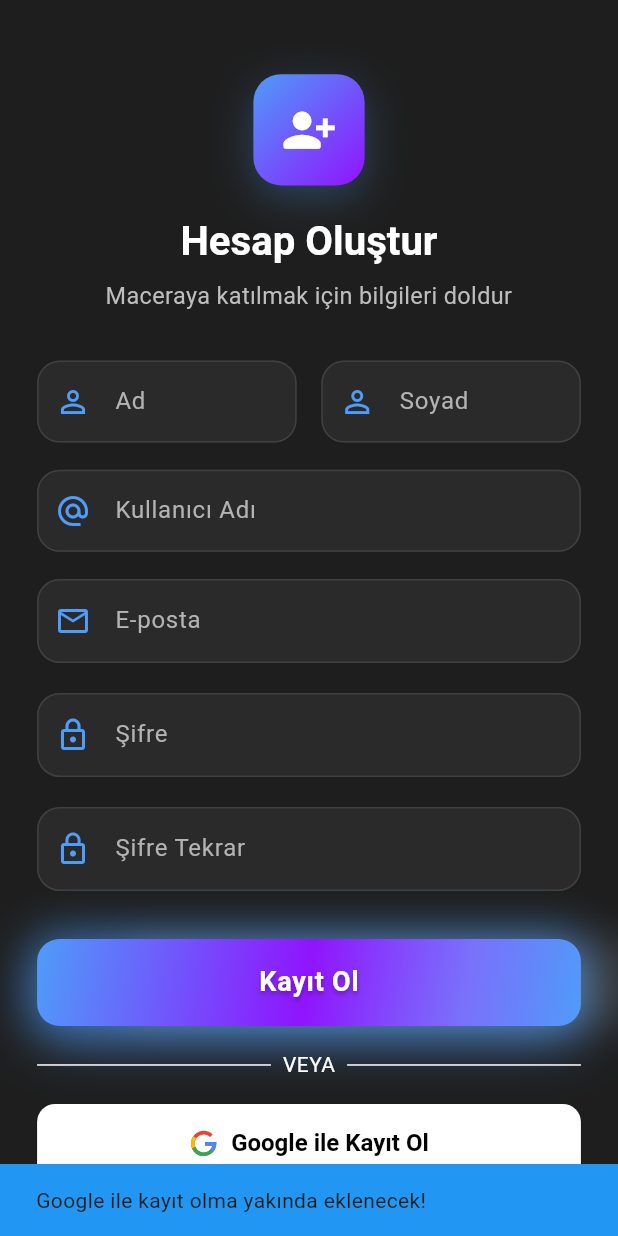
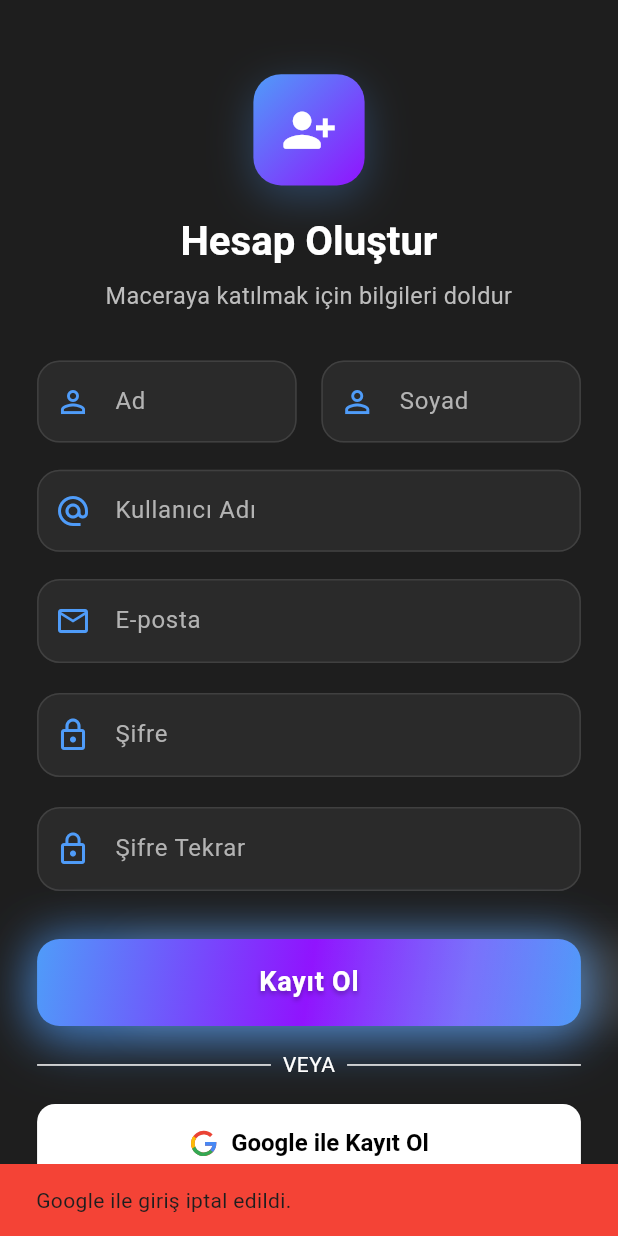
Before and after one commit to foxxafa/mabquiz, a Flutter app: the RegisterScreen screen opened by its route, after a tap on "Google ile Kayıt Ol", on a phone screen of 412 x 824 dp. Run offline on Flutter 3.47's test engine with Material 3 defaults, Android fonts, the phone set to English and light mode, and no system bars; our stand-ins replace easy_localization, flutter_riverpod, flutter_svg, go_router, google_sign_in, shared_preferences and 1 more; accounts and stored records are empty.

Commit message:
kayıt sayfasına google ile kayıt ol butonu işlevsel hale getirildi

```diff
--- a/lib/src/features/auth/presentation/screens/register_screen.dart
+++ b/lib/src/features/auth/presentation/screens/register_screen.dart
@@ -517,11 +517,34 @@ class _RegisterScreenState extends ConsumerState<RegisterScreen>
   }
 
   Future<void> _handleGoogleSignUp() async {
-    ScaffoldMessenger.of(context).showSnackBar(
-      const SnackBar(
-        content: Text('Google ile kayıt olma yakında eklenecek!'),
-        backgroundColor: Colors.blue,
-      ),
-    );
+    try {
+      ref.read(authLoadingProvider.notifier).state = true;
+      ref.read(authErrorProvider.notifier).state = null;
+
+      final authService = ref.read(authServiceProvider);
+      await authService.loginWithGoogle();
+
+      if (mounted) {
+        context.go('/home');
+      }
+    } catch (e) {
+      ref.read(authErrorProvider.notifier).state = e.toString();
+
+      if (mounted) {
+        String errorMessage = AuthErrorHandler.getErrorMessage(e);
+
+        ScaffoldMessenger.of(context).showSnackBar(
+          SnackBar(
+            content: Text(errorMessage),
+            backgroundColor: Colors.red,
+            duration: const Duration(seconds: 5),
+          ),
+        );
+      }
+    } finally {
+      if (mounted) {
+        ref.read(authLoadingProvider.notifier).state = false;
+      }
+    }
   }
 }
```
